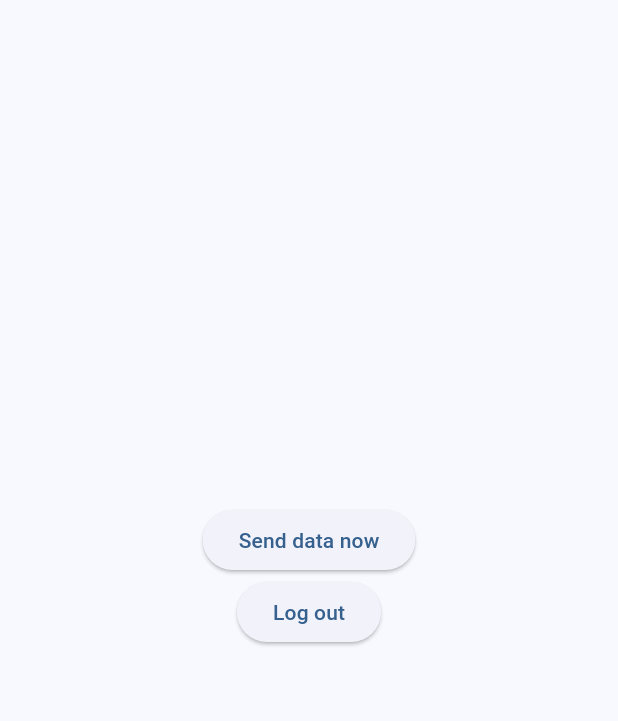
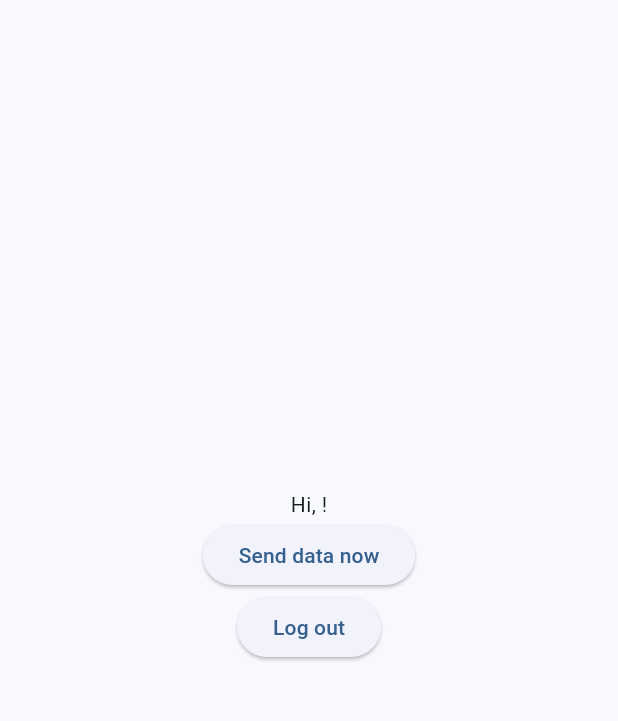
Before and after one commit to jonasclaes/spectathor, a Flutter app: the HomePage screen opened directly, after a tap on "Send data now", on a phone screen of 412 x 824 dp, the part 84-805 px from its top. Run offline on Flutter 3.47's test engine with Material 2 defaults, Android fonts, the phone set to English and light mode, and no system bars; our stand-ins replace device_info_plus, supabase_flutter; missing offline and left inert: applications_info; accounts and stored records are empty; network calls fail.

Commit message:
Added Android app gathering using custom library.

```diff
--- a/lib/main.dart
+++ b/lib/main.dart
@@ -1,5 +1,6 @@
 import 'dart:io';
 
+import 'package:applications_info/applications_info.dart';
 import 'package:flutter/material.dart';
 import 'package:provider/provider.dart';
 import 'package:supabase_flutter/supabase_flutter.dart';
@@ -90,12 +91,21 @@ class HomePage extends StatefulWidget {
 }
 
 class _HomePageState extends State<HomePage> {
+  final supabase = Supabase.instance.client;
+  final _applicationsInfo = ApplicationsInfo();
+
   Future<void> _postSystemSpecs() async {
-    final supabase = Supabase.instance.client;
     DeviceInfoPlugin deviceInfoPlugin = DeviceInfoPlugin();
 
     if (Platform.isAndroid) {
       AndroidDeviceInfo deviceInfo = await deviceInfoPlugin.androidInfo;
+
+      List<Map<String, dynamic>> apps = [];
+      var packageNames = await _applicationsInfo.getInstalledPackages();
+
+      packageNames?.forEach((element) {
+        apps.add({'name': element});
+      });
 
       await supabase.from("androidDevices").insert({
         'version': deviceInfo.version.toMap(),
@@ -119,7 +129,8 @@ class _HomePageState extends State<HomePage> {
         'isPhysicalDevice': deviceInfo.isPhysicalDevice,
         'systemFeatures': deviceInfo.systemFeatures,
         'displayMetrics': deviceInfo.displayMetrics.toMap(),
-        'serialNumber': deviceInfo.serialNumber
+        'serialNumber': deviceInfo.serialNumber,
+        'apps': apps
       });
     }
 
@@ -166,6 +177,7 @@ class _HomePageState extends State<HomePage> {
         child: Column(
           mainAxisAlignment: MainAxisAlignment.center,
           children: <Widget>[
+            Text("Hi, ${supabase.auth.currentUser?.email}!"),
             ElevatedButton(
                 onPressed: _postSystemSpecs,
                 child: const Text("Send data now")),
--- a/pubspec.yaml
+++ b/pubspec.yaml
@@ -38,6 +38,7 @@ dependencies:
   device_info_plus: ^9.0.2
   supabase_flutter: ^1.10.4
   provider: ^6.0.5
+  applications_info: ^0.0.1
 
 dev_dependencies:
   flutter_test:
```
Also changed, not shown: pubspec.lock, 5 other files.
